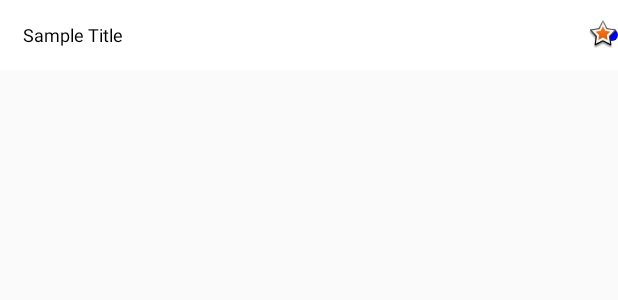
After one commit to Gaspe/ZemogaTest, an Android app: the layout post_item.xml on its own in the app's theme, with its tools: preview values and no code run, on a phone screen of 412 x 824 dp. The commit adds this screen. Shown: the top 300 px of the screen. Run offline under Robolectric (Android 15) with nearby library versions, the phone set to English and light mode, and no system bars.

Commit message:
Final commit

```diff
--- a/app/src/main/java/com/example/zemogatest/activities/ListActivity.java
+++ b/app/src/main/java/com/example/zemogatest/activities/ListActivity.java
@@ -170,7 +170,7 @@ public class ListActivity extends AppCompatActivity implements RecyclerItemTouch
                 in.putExtra("userId", item.getUserId());
                 adapter.data.get(pos).setPending(false);
                 adapter.notifyItemChanged(pos);
-                startActivity(in);
+                startActivity(in);;
 
             }
         });
--- /dev/null
+++ b/app/src/main/res/drawable/pending_dot.xml
@@ -0,0 +1,12 @@
+<?xml version="1.0" encoding="utf-8"?>
+<shape
+    xmlns:android="http://schemas.android.com/apk/res/android"
+    android:shape="oval">
+
+    <solid
+        android:color="#0000ff"/>
+
+    <size
+        android:width="5dp"
+        android:height="5dp"/>
+</shape>
--- /dev/null
+++ b/app/src/main/res/layout/post_item.xml
@@ -0,0 +1,88 @@
+<?xml version="1.0" encoding="utf-8"?>
+<FrameLayout xmlns:android="http://schemas.android.com/apk/res/android"
+    xmlns:app="http://schemas.android.com/apk/res-auto"
+    xmlns:tools="http://schemas.android.com/tools"
+    android:layout_width="match_parent"
+    android:layout_height="wrap_content">
+
+    <RelativeLayout
+        android:id="@+id/view_background"
+        android:layout_width="match_parent"
+        android:layout_height="match_parent"
+        android:background="@color/colorAccent"
+        tools:layout_editor_absoluteX="8dp"
+        tools:layout_editor_absoluteY="8dp">
+
+        <ImageView
+            android:id="@+id/delete_icon"
+            android:layout_width="@dimen/ic_delete"
+            android:layout_height="@dimen/ic_delete"
+            android:layout_alignParentEnd="true"
+            android:layout_centerVertical="true"
+            android:layout_marginEnd="@dimen/padding_10"
+            android:src="@drawable/delete_sweep" />
+
+        <TextView
+            android:id="@+id/textView"
+            android:layout_width="wrap_content"
+            android:layout_height="wrap_content"
+            android:layout_centerVertical="true"
+            android:layout_marginEnd="@dimen/padding_10"
+            android:layout_toStartOf="@id/delete_icon"
+            android:text="@string/delete"
+            android:textColor="#fff"
+            android:textSize="13sp" />
+
+    </RelativeLayout>
+
+    <android.support.constraint.ConstraintLayout
+        android:layout_width="match_parent"
+        android:layout_height="match_parent"
+        android:id="@+id/view_foreground"
+        android:background="@android:color/white">
+
+        <TextView
+            android:id="@+id/postTitleTv"
+            android:layout_width="0dp"
+            android:layout_height="wrap_content"
+            android:layout_marginBottom="8dp"
+            android:layout_marginEnd="8dp"
+            android:layout_marginTop="8dp"
+            android:gravity="center_vertical|start"
+            android:lines="2"
+            android:maxLines="2"
+            android:textAlignment="viewStart"
+            android:textColor="@android:color/black"
+            android:textSize="12sp"
+            app:layout_constraintBottom_toBottomOf="parent"
+            app:layout_constraintHorizontal_bias="0.0"
+            app:layout_constraintLeft_toLeftOf="parent"
+            app:layout_constraintRight_toLeftOf="@+id/blue_dot"
+            app:layout_constraintTop_toTopOf="parent"
+            app:layout_constraintVertical_bias="0.0"
+            tools:text="Sample Title"
+            android:layout_marginLeft="15dp" />
+
+        <View
+            android:id="@+id/blue_dot"
+            android:layout_width="8dp"
+            android:layout_height="8dp"
+            android:layout_marginStart="30dp"
+            android:background="@drawable/pending_dot"
+            app:layout_constraintBottom_toBottomOf="parent"
+            app:layout_constraintRight_toRightOf="parent"
+            app:layout_constraintTop_toTopOf="parent" />
+
+        <View
+            android:id="@+id/star"
+            android:layout_width="20dp"
+            android:layout_height="20dp"
+            android:layout_marginStart="30dp"
+            android:background="@android:drawable/star_big_on"
+            app:layout_constraintBottom_toBottomOf="parent"
+            app:layout_constraintRight_toRightOf="parent"
+            app:layout_constraintTop_toTopOf="parent" />
+
+    </android.support.constraint.ConstraintLayout>
+
+</FrameLayout>
```
Also changed, not shown: app/src/main/res/drawable/delete.png (added), app/src/main/res/drawable/delete_sweep.png (added), app/src/main/res/drawable/logo.jpg (added), app/src/main/res/drawable/refresh.png (added).
